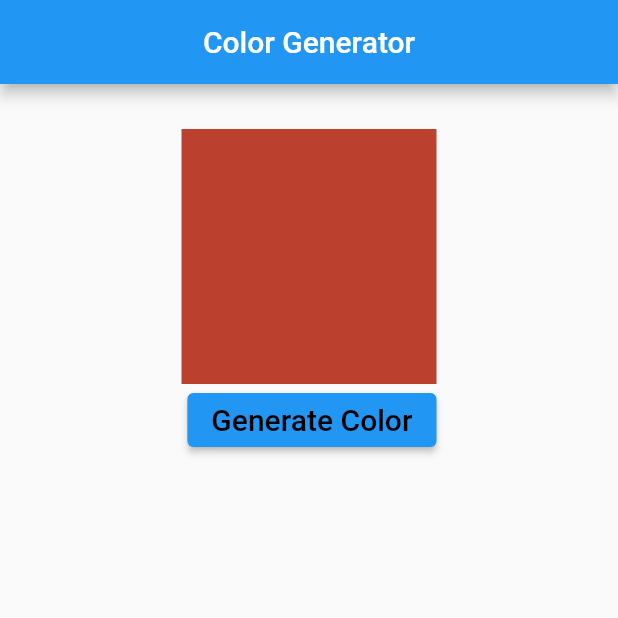
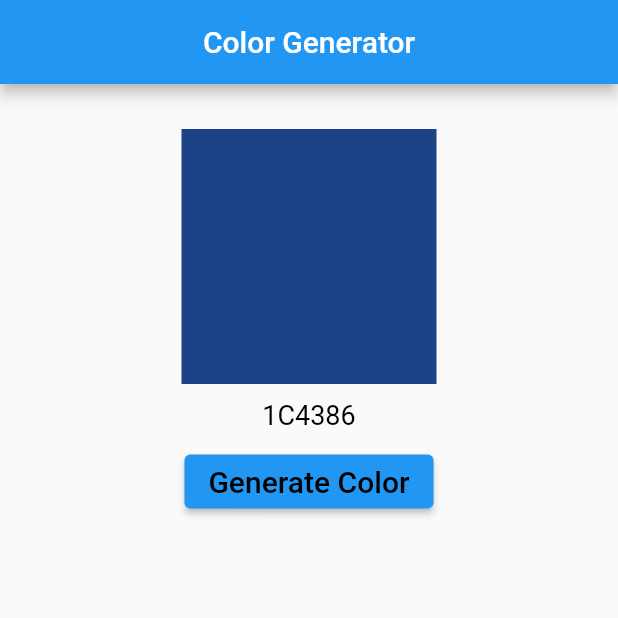
Before and after one commit to Belal13ify/color_generator, a Flutter app: the screen it shows after launch, after a tap on "Generate Color", on a phone screen of 412 x 824 dp, the top half of it. Run offline on Flutter 3.47's test engine with Material 2 defaults, Android fonts, the phone set to English and light mode, and no system bars.

Commit message:
more modifications and finializaion

```diff
--- a/lib/main.dart
+++ b/lib/main.dart
@@ -11,6 +11,11 @@ var random = new Random();
 // randomize() {
 //   returnedColor = (random.nextDouble() * 0xFFFFFF).toInt();
 // }
+int color = 0xffabcdef;
+int generateColor() {
+  color = (random.nextDouble() * 0xFFFFFF).toInt();
+  return color;
+}
 
 class MyApp extends StatefulWidget {
   // This widget is the root of your application.
@@ -29,7 +34,7 @@ class _MyAppState extends State<MyApp> {
         ),
         body: Center(
           child: Column(
-            crossAxisAlignment: CrossAxisAlignment.end,
+            crossAxisAlignment: CrossAxisAlignment.center,
             children: [
               SizedBox(
                 height: 30,
@@ -37,12 +42,18 @@ class _MyAppState extends State<MyApp> {
               Container(
                 width: 170,
                 height: 170,
-                color: Color((random.nextDouble() * 0xFFFFFF).toInt())
-                    .withOpacity(1.0),
+                color: Color(color).withOpacity(1.0),
               ),
+              SizedBox(height: 10),
+              Text(color.toRadixString(16).toUpperCase(),
+                  style: TextStyle(fontSize: 18, color: Color(0xff000000)),
+                  textAlign: TextAlign.center),
+              SizedBox(height: 10),
               ElevatedButton(
                   onPressed: () {
-                    setState(() {});
+                    setState(() {
+                      generateColor();
+                    });
                   },
                   child: Text(
                     "Generate Color",
```
